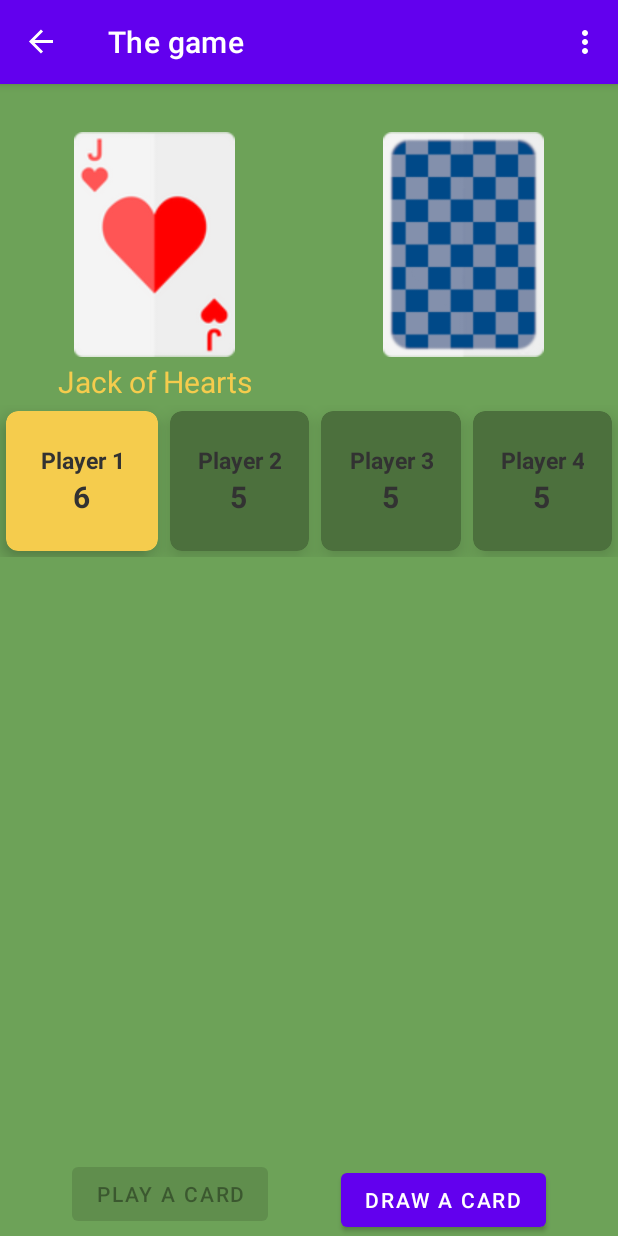
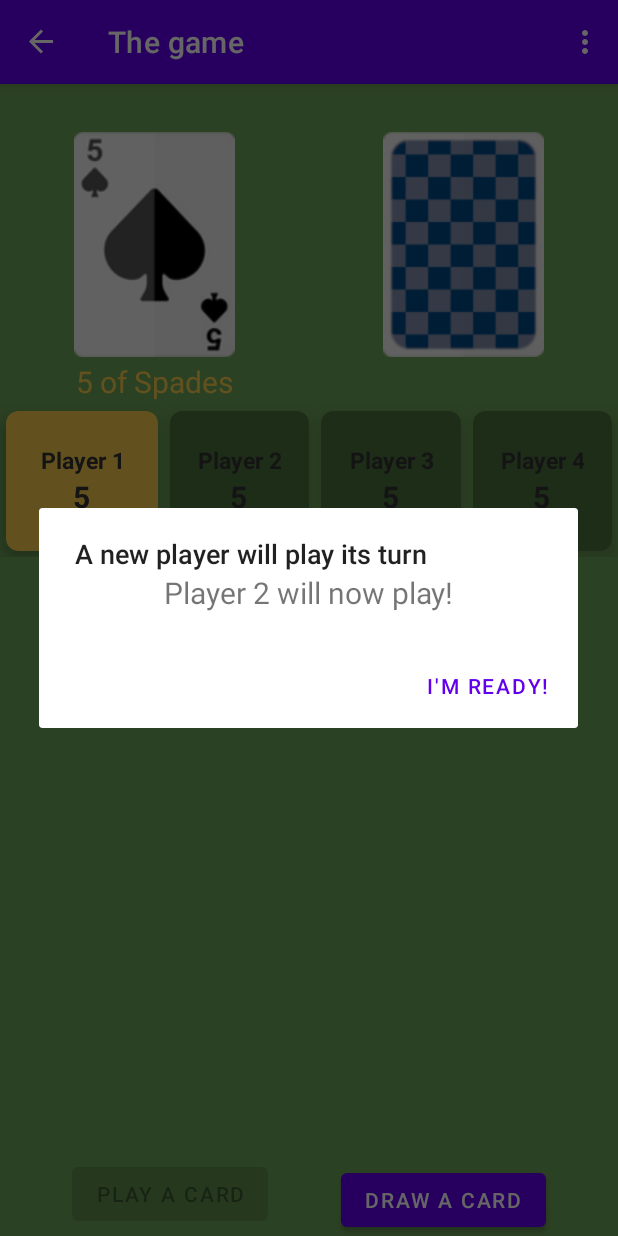
Before and after one commit to mattix1710/CardShowcase, an Android app: the GameLocalMultiplayer screen opened through its navigation route, after a tap on an icon or button, on a phone screen of 412 x 824 dp. Run offline under Robolectric (Android 15) with nearby library versions, the phone set to English and light mode, and no system bars; our stand-ins replace FlexboxLayout, navigation-ui; 6 statements that could not run were skipped.

Commit message:
Added newPlayerAlert/Changed naming of game fragments

```diff
--- a/app/src/main/java/com/example/cardshowcase/FirstFragment.kt
+++ b/app/src/main/java/com/example/cardshowcase/GameLocalMultiplayer.kt
@@ -1,29 +1,29 @@
 package com.example.cardshowcase
 
 import android.app.AlertDialog
+import android.content.DialogInterface
 import android.os.Bundle
 import android.util.Log
 import android.view.LayoutInflater
 import android.view.View
 import android.view.ViewGroup
+import android.widget.TextView
 import androidx.fragment.app.Fragment
 import androidx.navigation.fragment.findNavController
 import androidx.recyclerview.widget.RecyclerView
 import com.example.cardshowcase.cardsHandling.*
-import com.example.cardshowcase.databinding.FragmentFirstBinding
+import com.example.cardshowcase.databinding.GameLocalMultiplayerBinding
 import com.example.cardshowcase.playerHandling.Player
 import com.google.android.flexbox.*
-import com.google.android.material.snackbar.Snackbar
-
-
+import org.w3c.dom.Text
 
 
 /**
  * A simple [Fragment] subclass as the default destination in the navigation.
  */
-class FirstFragment : Fragment(), CardListListener {
+class GameLocalMultiplayer : Fragment(), CardListListener {
 
-    private var _binding: FragmentFirstBinding? = null
+    private var _binding: GameLocalMultiplayerBinding? = null
 
     //////////////////////////////////////////////
     // card info among the players
@@ -40,7 +40,7 @@ class FirstFragment : Fragment(), CardListListener {
     //////////////////////////////////////////////
     // private player card info
     //
-    private val thisPlayerNum: Int = 1
+    private var currentPlayerNum: Int = 0
     private var players = ArrayList<Player>()
 
     private var cardAdapter: CardAdapter? = null
@@ -55,7 +55,7 @@ class FirstFragment : Fragment(), CardListListener {
         savedInstanceState: Bundle?
     ): View? {
 
-        _binding = FragmentFirstBinding.inflate(inflater, container, false)
+        _binding = GameLocalMultiplayerBinding.inflate(inflater, container, false)
         return binding.root
 
     }
@@ -67,7 +67,7 @@ class FirstFragment : Fragment(), CardListListener {
         cardManager = CardManager(requireContext())
 
         binding.buttonFirst.setOnClickListener {
-            findNavController().navigate(R.id.action_FirstFragment_to_MainFragment)
+            findNavController().navigate(R.id.action_GameLocalMultiplayer_to_MainFragment)
         }
 
         players.add(Player("Player 1", 1, requireContext(), cardManager))
@@ -76,8 +76,8 @@ class FirstFragment : Fragment(), CardListListener {
         //playerCards = cardManager.randomizeCardList()
         players.get(0).initPlayerCards(cardManager.randomizeCardList())
 
-        //cardAdapter = CardAdapter(playerCards!!, this@FirstFragment, requireContext())
-        cardAdapter = CardAdapter(players[0].playerCards, this@FirstFragment, requireContext())
+        //cardAdapter = CardAdapter(playerCards!!, this@GameLocalMultiplayer, requireContext())
+        cardAdapter = CardAdapter(players[0].playerCards, this@GameLocalMultiplayer, requireContext())
 
         recyclerView = binding.cardListView
         recyclerView!!.adapter = cardAdapter
@@ -98,12 +98,31 @@ class FirstFragment : Fragment(), CardListListener {
             cardManager.drawCardFromStack(players[0].playerCards, cardAdapter!!)
             updatePlayerInfo()
         }
-        binding.drawCard.setOnClickListener { drawNewCard() }
+        binding.drawCard.setOnClickListener { newPlayerAlert() }//drawNewCard() }
         binding.playCardbutton!!.setOnClickListener{ playCards() }
         playCardsButtonUpdate()
 
         //draw a card for beginning a game
         cardManager?.setInitialDisplayedCard(binding.displayedCard, binding.currentCardName!!)
+    }
+
+    fun newPlayerAlert(){
+        // set new current player index number
+        currentPlayerNum = (currentPlayerNum + 1) % players.size
+
+        var inflater = LayoutInflater.from(requireContext())
+        // TODO: rethink the size of inflated message - too small to cover the other players cards
+        var view = inflater.inflate(R.layout.new_player_dialog, null)
+        //var currentPlayerInfo = findViewById(R.id.newPlayerInfo) as TextView
+
+        var newPlayerDialog = AlertDialog.Builder(requireContext())
+        newPlayerDialog.setTitle("A new player will play its turn")
+        newPlayerDialog.setView(view)
+        newPlayerDialog.setPositiveButton("I'm ready!",
+            DialogInterface.OnClickListener { dialogInterface, i ->
+                // TODO: display new current players cards
+            })
+        newPlayerDialog.create().show()
     }
 
     //////////////////////// onItemClick ///////////////////////
@@ -125,6 +144,7 @@ class FirstFragment : Fragment(), CardListListener {
         cardAdapter!!.notifyDataSetChanged()
     }
 
+    // TODO: delete??
     private fun drawNewCard() {
 
         // while new cards are drawed, the state of current cards is reset
@@ -236,7 +256,7 @@ class FirstFragment : Fragment(), CardListListener {
     // OTHER updating functions
 
     private fun updatePlayerInfo(){
-        when(thisPlayerNum){
+        when(currentPlayerNum){
             1 -> binding.player1CardsInfo!!.text = players[0].playerCards.size.toString()
             else -> Log.i("PLAYER_ERROR", "There is no such player!")
         }
--- a/app/src/main/java/com/example/cardshowcase/MainFragment.kt
+++ b/app/src/main/java/com/example/cardshowcase/MainFragment.kt
@@ -33,7 +33,7 @@ class MainFragment : Fragment() {
         super.onViewCreated(view, savedInstanceState)
 
         binding.buttonPlay.setOnClickListener {
-            findNavController().navigate(R.id.action_MainFragment_to_FirstFragment)
+            findNavController().navigate(R.id.action_MainFragment_to_GameLocalMultiplayer)
         }
     }
 
--- a/app/src/main/java/com/example/cardshowcase/cardsHandling/CardManager.kt
+++ b/app/src/main/java/com/example/cardshowcase/cardsHandling/CardManager.kt
@@ -195,9 +195,9 @@ class CardManager(val context: Context){
         currentFreeCards.add(CardItem(R.drawable.card_hearts_q, HouseType.Hearts, CardValue.queen))
         currentFreeCards.add(CardItem(R.drawable.card_hearts_k, HouseType.Hearts, CardValue.king))
         currentFreeCards.add(CardItem(R.drawable.card_hearts_a, HouseType.Hearts, CardValue.ace))
-        // JOKERY
-        currentFreeCards.add(CardItem(R.drawable.card_joker_black, HouseType.Joker, CardValue.red))
-        currentFreeCards.add(CardItem(R.drawable.card_joker_red, HouseType.Joker, CardValue.black))
+//        // JOKERY
+//        currentFreeCards.add(CardItem(R.drawable.card_joker_black, HouseType.Joker, CardValue.red))
+//        currentFreeCards.add(CardItem(R.drawable.card_joker_red, HouseType.Joker, CardValue.black))
     }
 }
 
@@ -243,7 +243,7 @@ val cardsIds = arrayOf<Int>(
     R.drawable.card_clubs_j,
     R.drawable.card_clubs_q,
     R.drawable.card_clubs_k,
-    R.drawable.card_joker_red,
+    //R.drawable.card_joker_red,
     R.drawable.card_spades_a,
     R.drawable.card_spades_02,
     R.drawable.card_spades_03,
@@ -256,6 +256,6 @@ val cardsIds = arrayOf<Int>(
     R.drawable.card_spades_10,
     R.drawable.card_spades_j,
     R.drawable.card_spades_q,
-    R.drawable.card_spades_k,
-    R.drawable.card_joker_black
+    R.drawable.card_spades_k
+    //R.drawable.card_joker_black
 )
--- a/app/src/main/res/layout-land/fragment_first.xml
+++ b/app/src/main/res/layout-land/game_local_multiplayer.xml
@@ -5,7 +5,7 @@
     android:layout_width="match_parent"
     android:layout_height="match_parent"
     android:background="@color/green_background"
-    tools:context=".FirstFragment">
+    tools:context=".GameLocalMultiplayer">
 
 
     <RelativeLayout
--- a/app/src/main/res/layout/fragment_first.xml
+++ b/app/src/main/res/layout/game_local_multiplayer.xml
@@ -5,7 +5,7 @@
     android:layout_width="match_parent"
     android:layout_height="match_parent"
     android:background="@color/green_background"
-    tools:context=".FirstFragment">
+    tools:context=".GameLocalMultiplayer">
 
 
     <RelativeLayout
--- /dev/null
+++ b/app/src/main/res/layout/new_player_dialog.xml
@@ -0,0 +1,18 @@
+<?xml version="1.0" encoding="utf-8"?>
+<androidx.constraintlayout.widget.ConstraintLayout xmlns:android="http://schemas.android.com/apk/res/android"
+    xmlns:app="http://schemas.android.com/apk/res-auto"
+    xmlns:tools="http://schemas.android.com/tools"
+    android:layout_width="match_parent"
+    android:layout_height="match_parent">
+
+    <TextView
+        android:id="@+id/newPlayerInfo"
+        android:layout_width="wrap_content"
+        android:layout_height="wrap_content"
+        android:text="Player 2 will now play!"
+        android:textSize="20sp"
+        app:layout_constraintBottom_toBottomOf="parent"
+        app:layout_constraintEnd_toEndOf="parent"
+        app:layout_constraintStart_toStartOf="parent"
+        app:layout_constraintTop_toTopOf="parent" />
+</androidx.constraintlayout.widget.ConstraintLayout>
--- a/app/src/main/res/navigation/nav_graph.xml
+++ b/app/src/main/res/navigation/nav_graph.xml
@@ -6,12 +6,12 @@
     app:startDestination="@id/MainFragment">
 
     <fragment
-        android:id="@+id/FirstFragment"
-        android:name="com.example.cardshowcase.FirstFragment"
+        android:id="@+id/GameLocalMultiplayer"
+        android:name="com.example.cardshowcase.GameLocalMultiplayer"
         android:label="@string/first_fragment_label"
-        tools:layout="@layout/fragment_first">
+        tools:layout="@layout/game_local_multiplayer">
         <action
-            android:id="@+id/action_FirstFragment_to_MainFragment"
+            android:id="@+id/action_GameLocalMultiplayer_to_MainFragment"
             app:destination="@id/MainFragment" />
     </fragment>
     <fragment
@@ -19,7 +19,7 @@
         android:name="com.example.cardshowcase.MainFragment"
         android:label="@string/main_fragment_label">
         <action
-            android:id="@+id/action_MainFragment_to_FirstFragment"
-            app:destination="@id/FirstFragment" />
+            android:id="@+id/action_MainFragment_to_GameLocalMultiplayer"
+            app:destination="@id/GameLocalMultiplayer" />
     </fragment>
 </navigation>
```
